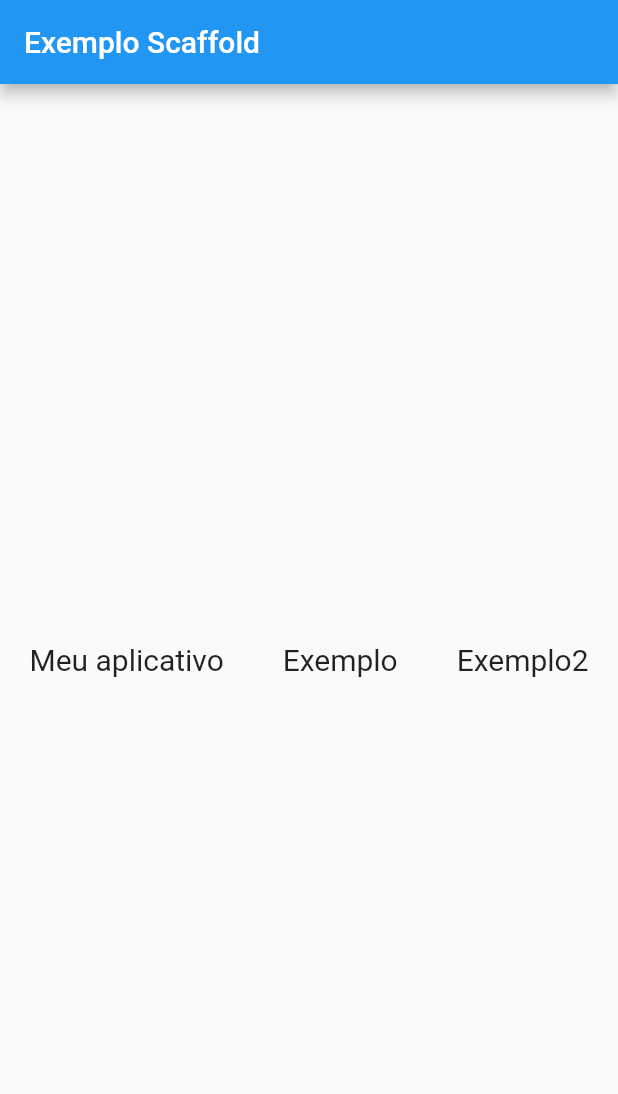
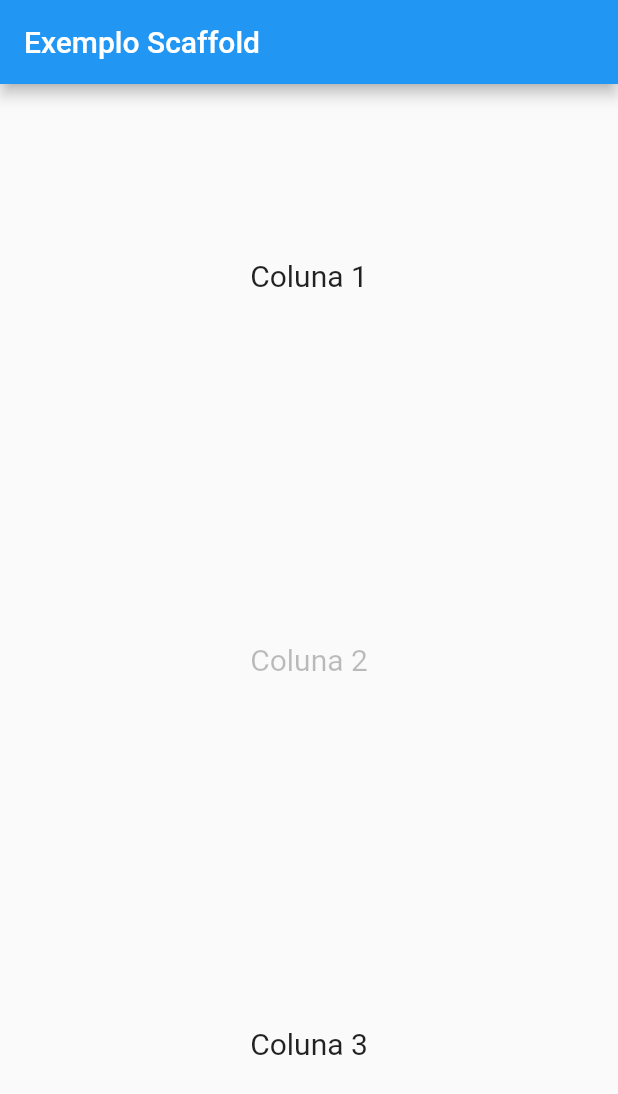
Before and after one commit to thiago-dsd/Flutter, a Flutter app: the screen it shows after launch, on a phone screen of 412 x 824 dp. Shown: the top 1094 px of the screen. Run offline on Flutter 3.47's test engine with Material 2 defaults, Android fonts, the phone set to English and light mode, and no system bars.

Commit message:
Add column changes

```diff
--- a/lib/main.dart
+++ b/lib/main.dart
@@ -17,19 +17,19 @@ class _MyAppState extends State<MyApp> {
     return MaterialApp(
         home: Scaffold(
       appBar: AppBar(title: Text("Exemplo Scaffold")),
-      body: Row(
+      body: Column(
         //alinhamento  entre cada elemento no row
         mainAxisAlignment: MainAxisAlignment.spaceAround,
-        //crossAxisAlignment: CrossAxisAlignment.end,
+        //crossAxisAlignment: CrossAxisAlignment.start,
         children: [
           Center(
-            child: Text("Meu aplicativo",
+            child: Text("Coluna 1",
               style: TextStyle(fontSize: 20),)),
           Center(
-            child: Text("Exemplo",
-              style: TextStyle(fontSize: 20),)),
+            child: Text("Coluna 2",
+              style: TextStyle(fontSize: 20, color: Colors.black26),)),
           Center(
-            child: Text("Exemplo2",
+            child: Text("Coluna 3",
               style: TextStyle(fontSize: 20),)),
         ],
       ),
```
